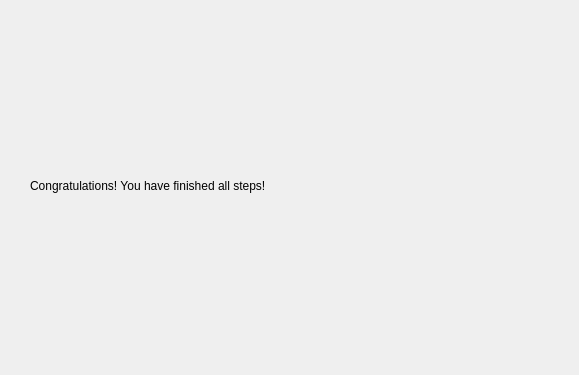
pars-linux/uludag, file kde4/kaptan4/src/gui/goodbyeWidget.ui: the form before one commit.
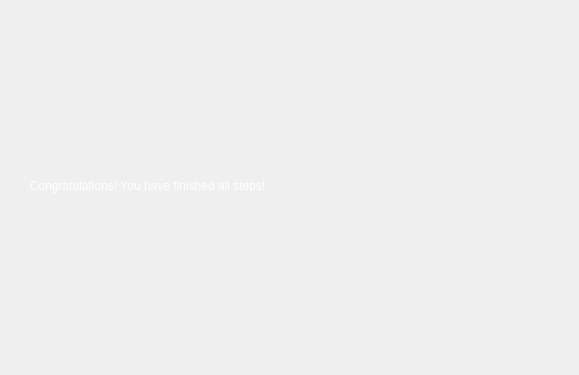
The form after the commit.

Commit message: fix label colors

```diff
--- a/kde4/kaptan4/src/gui/goodbyeWidget.ui
+++ b/kde4/kaptan4/src/gui/goodbyeWidget.ui
@@ -13,7 +13,10 @@
   <property name="windowTitle">
    <string>Goodbye</string>
   </property>
-  <widget class="QWidget" name="">
+  <property name="styleSheet">
+   <string notr="true">color: white</string>
+  </property>
+  <widget class="QWidget" name="layoutWidget">
    <property name="geometry">
     <rect>
      <x>30</x>
```
The commit also changes 8 other files.
